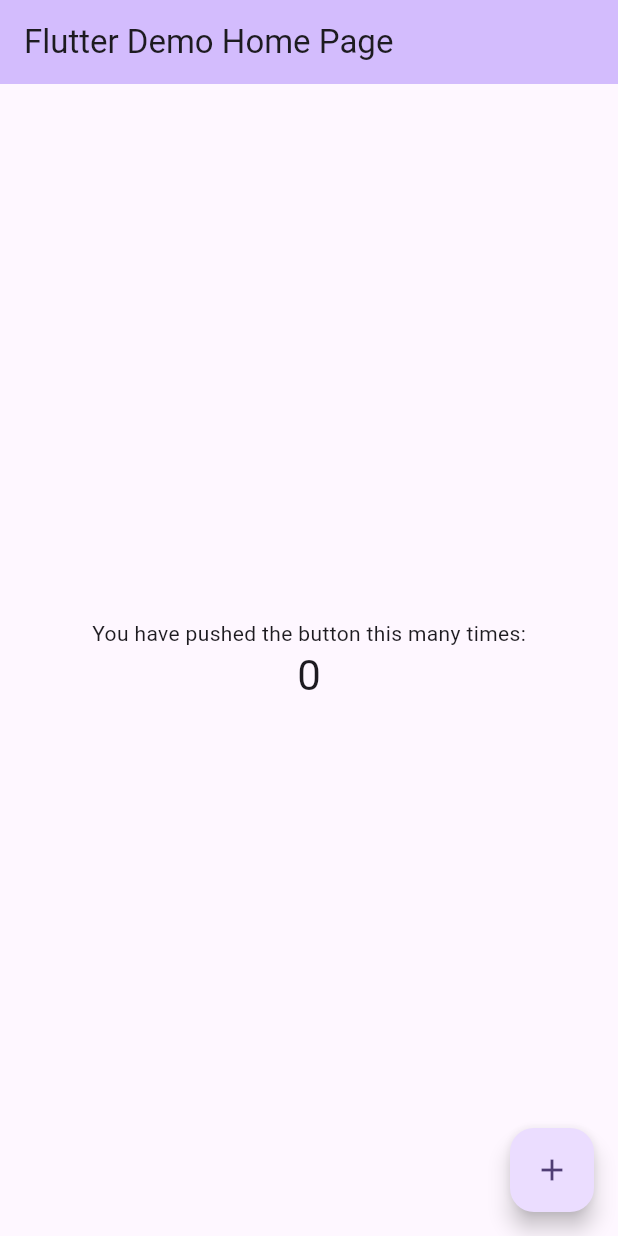
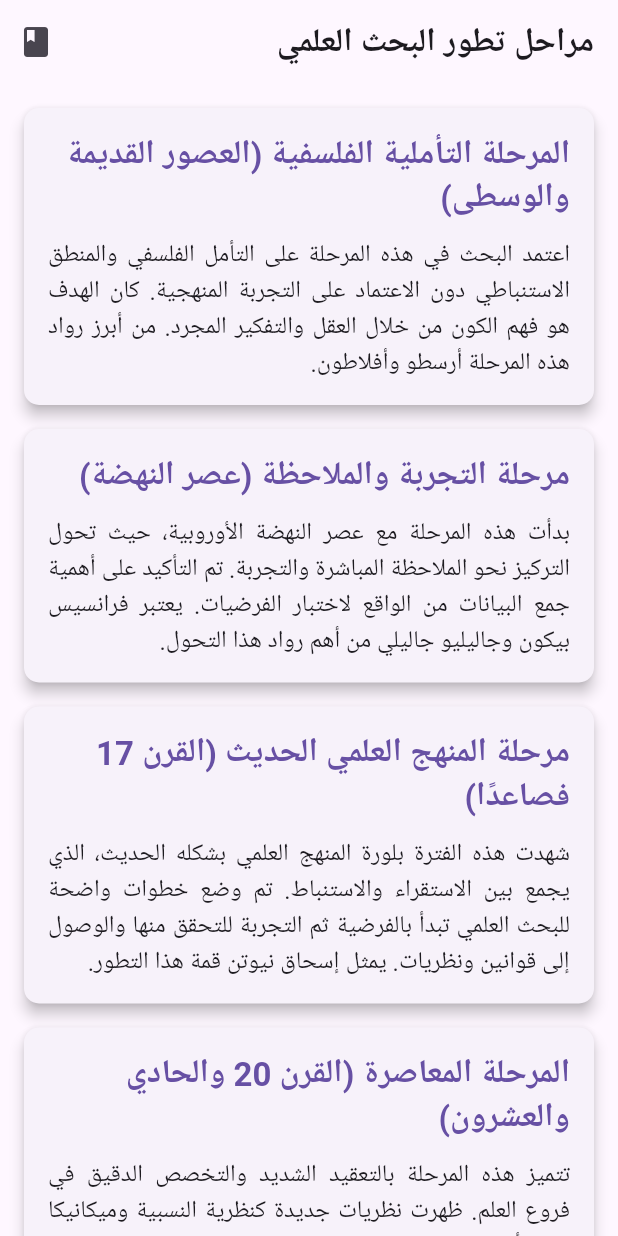
Before and after one commit to could-ai/0199baba-968b-7397-ab33-17ee83afab03, a Flutter app: the screen it shows after launch, on a phone screen of 412 x 824 dp. Run offline on Flutter 3.47's test engine with Material 3 defaults, Android fonts, the phone set to English and light mode, and no system bars; Roboto replaces fonts that are missing (Tajawal).

Commit message:
لقد قمت بتحديث ملف main.dart بالكامل. تم استبدال التطبيق التجريبي القديم بتطبيق جديد يعرض مراحل تطور البحث العلمي. لقد قمت بتعيين HomePage كشاشة رئيسية، وأضفت دعمًا للغة العربية مع اتجاه النص من اليمين إلى اليسار، وقمت بتكوين سمة بصرية جديدة بنظام ألوان وخطوط مناسبة للمحتوى.; لقد أنشأت ملفًا جديدًا للشاشة الرئيسية (HomePage). تعرض هذه الشاشة قائمة بمراحل تطور البحث العلمي، حيث تحتوي كل مرحلة على عنوان ووصف تفصيلي. تم تصميم الواجهة باستخدام بطاقات (Cards) لتنظيم المحتوى بشكل جذاب. أضفت أيضًا زرًا في شريط التط العلوي للانتقال إلى شاشة المراجع.; لقد أنشأت ملفًا جديدًا لشاشة المراجع (ReferencesPage). تعرض هذه الشاشة قائمة بالمصادر والمراجع الهامة المتعلقة بتاريخ وفلسفة العلم. كل مرجع يتضمن العنوان، المؤلف، ووصفًا موجزًا لأهميته، مما يوفر للمستخدم مصادر إضافية للاطلاع.; لقد قمت بإنشاء نموذج بيانات (Data Model) جديد يسمى ResearchStage. هذا الكلاس يحدد هيكل البيانات لكل مرحلة من مراحل البحث العلمي، حيث يحتوي على حقول للعنوان (title) والوصف (description). استخدام هذا النموذج يساعد في تنظيم الكود وجعله أكثر قوة وقابلية للصيانة.

```diff
--- /dev/null
+++ b/usr/lib/home_page.dart
@@ -0,0 +1,84 @@
+import 'package:flutter/material.dart';
+import 'package:couldai_user_app/models/research_stage.dart';
+import 'package:couldai_user_app/references_page.dart';
+
+class HomePage extends StatelessWidget {
+  const HomePage({super.key});
+
+  @override
+  Widget build(BuildContext context) {
+    final List<ResearchStage> stages = [
+      ResearchStage(
+        title: 'المرحلة التأملية الفلسفية (العصور القديمة والوسطى)',
+        description: 'اعتمد البحث في هذه المرحلة على التأمل الفلسفي والمنطق الاستنباطي دون الاعتماد على التجربة المنهجية. كان الهدف هو فهم الكون من خلال العقل والتفكير المجرد. من أبرز رواد هذه المرحلة أرسطو وأفلاطون.',
+      ),
+      ResearchStage(
+        title: 'مرحلة التجربة والملاحظة (عصر النهضة)',
+        description: 'بدأت هذه المرحلة مع عصر النهضة الأوروبية، حيث تحول التركيز نحو الملاحظة المباشرة والتجربة. تم التأكيد على أهمية جمع البيانات من الواقع لاختبار الفرضيات. يعتبر فرانسيس بيكون وجاليليو جاليلي من أهم رواد هذا التحول.',
+      ),
+      ResearchStage(
+        title: 'مرحلة المنهج العلمي الحديث (القرن 17 فصاعدًا)',
+        description: 'شهدت هذه الفترة بلورة المنهج العلمي بشكله الحديث، الذي يجمع بين الاستقراء والاستنباط. تم وضع خطوات واضحة للبحث العلمي تبدأ بالفرضية ثم التجربة للتحقق منها والوصول إلى قوانين ونظريات. يمثل إسحاق نيوتن قمة هذا التطور.',
+      ),
+      ResearchStage(
+        title: 'المرحلة المعاصرة (القرن 20 والحادي والعشرون)',
+        description: 'تتميز هذه المرحلة بالتعقيد الشديد والتخصص الدقيق في فروع العلم. ظهرت نظريات جديدة كنظرية النسبية وميكانيكا الكم. أصبح البحث العلمي يعتمد بشكل كبير على التكنولوجيا المتقدمة والفرق البحثية متعددة التخصصات، مع التركيز على مفاهيم مثل قابلية التكذيب (كارل بوبر) والثورات العلمية (توماس كون).',
+      ),
+    ];
+
+    return Scaffold(
+      appBar: AppBar(
+        title: const Text('مراحل تطور البحث العلمي'),
+        actions: [
+          IconButton(
+            icon: const Icon(Icons.book),
+            onPressed: () {
+              Navigator.push(
+                context,
+                MaterialPageRoute(builder: (context) => const Directionality(
+                  textDirection: TextDirection.rtl,
+                  child: ReferencesPage(),
+                )),
+              );
+            },
+            tooltip: 'المراجع',
+          ),
+        ],
+      ),
+      body: ListView.builder(
+        padding: const EdgeInsets.all(16.0),
+        itemCount: stages.length,
+        itemBuilder: (context, index) {
+          final stage = stages[index];
+          return Card(
+            margin: const EdgeInsets.only(bottom: 16.0),
+            elevation: 4.0,
+            shape: RoundedRectangleBorder(
+              borderRadius: BorderRadius.circular(10.0),
+            ),
+            child: Padding(
+              padding: const EdgeInsets.all(16.0),
+              child: Column(
+                crossAxisAlignment: CrossAxisAlignment.start,
+                children: [
+                  Text(
+                    stage.title,
+                    style: Theme.of(context).textTheme.titleLarge?.copyWith(
+                      color: Theme.of(context).primaryColor,
+                    ),
+                  ),
+                  const SizedBox(height: 12.0),
+                  Text(
+                    stage.description,
+                    style: Theme.of(context).textTheme.bodyMedium,
+                    textAlign: TextAlign.justify,
+                  ),
+                ],
+              ),
+            ),
+          );
+        },
+      ),
+    );
+  }
+}
--- a/usr/lib/main.dart
+++ b/usr/lib/main.dart
@@ -1,4 +1,5 @@
 import 'package:flutter/material.dart';
+import 'package:couldai_user_app/home_page.dart';
 
 void main() {
   runApp(const MyApp());
@@ -7,114 +8,24 @@ void main() {
 class MyApp extends StatelessWidget {
   const MyApp({super.key});
 
-  // This widget is the root of your application.
   @override
   Widget build(BuildContext context) {
     return MaterialApp(
-      title: 'Flutter Demo',
+      title: 'مراحل تطور البحث العلمي',
       debugShowCheckedModeBanner: false,
       theme: ThemeData(
-        // This is the theme of your application.
-        //
-        // TRY THIS: Try running your application with "flutter run". You'll see
-        // the application has a purple toolbar. Then, without quitting the app,
-        // try changing the seedColor in the colorScheme below to Colors.green
-        // and then invoke "hot reload" (save your changes or press the "hot
-        // reload" button in a Flutter-supported IDE, or press "r" if you used
-        // the command line to start the app).
-        //
-        // Notice that the counter didn't reset back to zero; the application
-        // state is not lost during the reload. To reset the state, use hot
-        // restart instead.
-        //
-        // This works for code too, not just values: Most code changes can be
-        // tested with just a hot reload.
-        colorScheme: ColorScheme.fromSeed(seedColor: Colors.deepPurple),
+        primarySwatch: Colors.blue,
+        visualDensity: VisualDensity.adaptivePlatformDensity,
+        textTheme: const TextTheme(
+          bodyLarge: TextStyle(fontFamily: 'Tajawal', fontSize: 18.0),
+          bodyMedium: TextStyle(fontFamily: 'Tajawal', fontSize: 16.0),
+          titleLarge: TextStyle(fontFamily: 'Tajawal', fontSize: 22.0, fontWeight: FontWeight.bold),
+        ),
       ),
-      home: const MyHomePage(title: 'Flutter Demo Home Page'),
+      home: const Directionality(
+        textDirection: TextDirection.rtl,
+        child: HomePage(),
+      ),
     );
   }
 }
-
-class MyHomePage extends StatefulWidget {
-  const MyHomePage({super.key, required this.title});
-
-  // This widget is the home page of your application. It is stateful, meaning
-  // that it has a State object (defined below) that contains fields that affect
-  // how it looks.
-
-  // This class is the configuration for the state. It holds the values (in this
-  // case the title) provided by the parent (in this case the App widget) and
-  // used by the build method of the State. Fields in a Widget subclass are
-  // always marked "final".
-
-  final String title;
-
-  @override
-  State<MyHomePage> createState() => _MyHomePageState();
-}
-
-class _MyHomePageState extends State<MyHomePage> {
-  int _counter = 0;
-
-  void _incrementCounter() {
-    setState(() {
-      // This call to setState tells the Flutter framework that something has
-      // changed in this State, which causes it to rerun the build method below
-      // so that the display can reflect the updated values. If we changed
-      // _counter without calling setState(), then the build method would not be
-      // called again, and so nothing would appear to happen.
-      _counter++;
-    });
-  }
-
-  @override
-  Widget build(BuildContext context) {
-    // This method is rerun every time setState is called, for instance as done
-    // by the _incrementCounter method above.
-    //
-    // The Flutter framework has been optimized to make rerunning build methods
-    // fast, so that you can just rebuild anything that needs updating rather
-    // than having to individually change instances of widgets.
-    return Scaffold(
-      appBar: AppBar(
-        // TRY THIS: Try changing the color here to a specific color (to
-        // Colors.amber, perhaps?) and trigger a hot reload to see the AppBar
-        // change color while the other colors stay the same.
-        backgroundColor: Theme.of(context).colorScheme.inversePrimary,
-        // Here we take the value from the MyHomePage object that was created by
-        // the App.build method, and use it to set our appbar title.
-        title: Text(widget.title),
-      ),
-      body: Center(
-        // Center is a layout widget. It takes a single child and positions it
-        // in the middle of the parent.
-        child: Column(
-          // Column is also a layout widget. It takes a list of children and
-          // arranges them vertically. By default, it sizes itself to fit its
-          // children horizontally, and tries to be as tall as its parent.
-          //
-          // Column has various properties to control how it sizes itself and
-          // how it positions its children. Here we use mainAxisAlignment to
-          // center the children vertically; the main axis here is the vertical
-          // axis because Columns are vertical (the cross axis would be
-          // horizontal).
-          //
-          // TRY THIS: Invoke "debug painting" (choose the "Toggle Debug Paint"
-          // action in the IDE, or press "p" in the console), to see the
-          // wireframe for each widget.
-          mainAxisAlignment: MainAxisAlignment.center,
-          children: <Widget>[
-            const Text('You have pushed the button this many times:'),
-            Text('$_counter', style: Theme.of(context).textTheme.headlineMedium),
-          ],
-        ),
-      ),
-      floatingActionButton: FloatingActionButton(
-        onPressed: _incrementCounter,
-        tooltip: 'Increment',
-        child: const Icon(Icons.add),
-      ), // This trailing comma makes auto-formatting nicer for build methods.
-    );
-  }
-}
--- /dev/null
+++ b/usr/lib/models/research_stage.dart
@@ -0,0 +1,9 @@
+class ResearchStage {
+  final String title;
+  final String description;
+
+  ResearchStage({
+    required this.title,
+    required this.description,
+  });
+}
```
Also changed, not shown: usr/lib/references_page.dart (added, +67 -0 lines).
